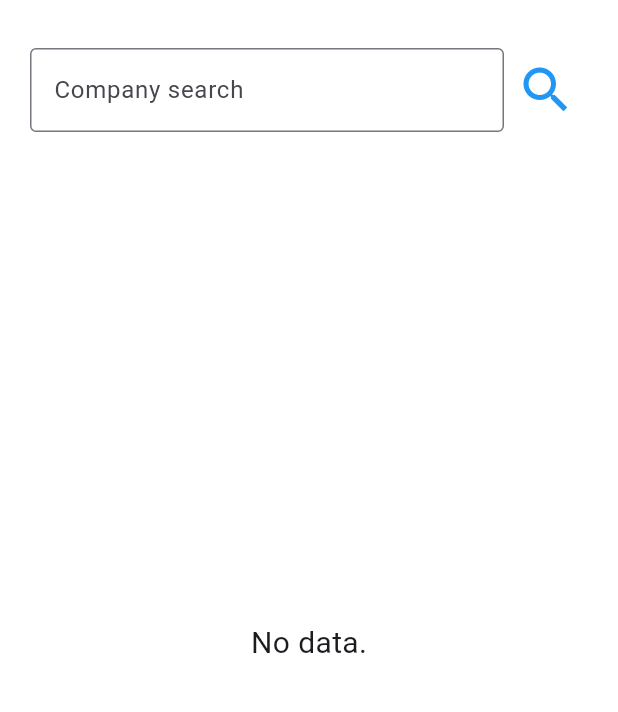
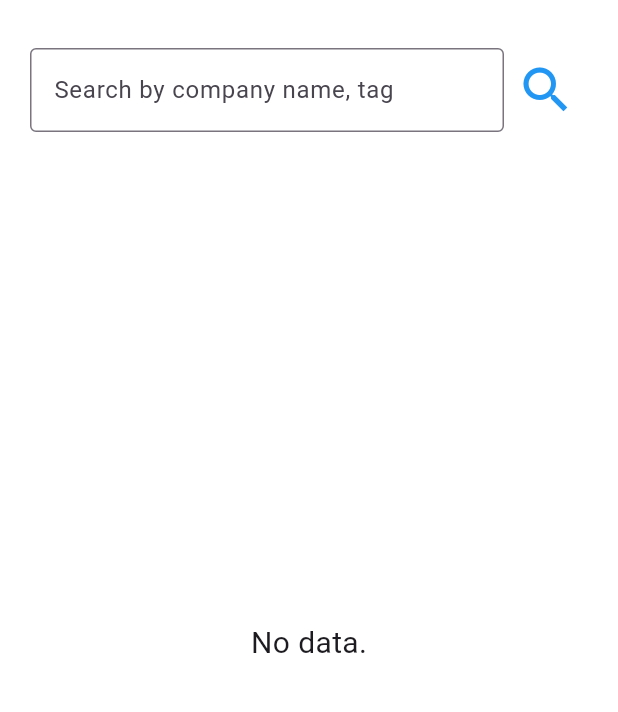
Before and after one commit to jhh78/bw_company, a Flutter app: the SearchScreen screen opened directly, in the side drawer, after a tap on the "search" icon, on a phone screen of 412 x 824 dp, the part 66-778 px from its top. Run offline on Flutter 3.47's test engine with Material 3 defaults, Android fonts, the phone set to English and light mode, and no system bars; drawn by our look-alikes of flutter_typeahead; our stand-ins replace device_info_plus, flutter_dotenv, flutter_html, flutter_rating_bar, flutter_svg, get and 8 more; accounts and stored records are empty; network calls fail; statements that could not run were skipped.

Commit message:
텍스트 필드 수정

```diff
--- a/lib/providers/language.dart
+++ b/lib/providers/language.dart
@@ -52,7 +52,7 @@ class Languages extends Translations {
           'reportIllegalPostSuccess': '신고가 완료되었습니다.',
           'addSearchTag': '태그를 추가하세요(임의)',
           'addSearchTagHintText': '검색에 사용될 태그를 입력하세요',
-          'searchCompanyHintText': '회사검색',
+          'searchCompanyHintText': '회사명, 태그 검색',
           'registerCompanyButton': '회사등록',
           'registerCompanyScreenTitle': '회사등록 페이지',
           'registerCompanyScreenNeedCompanyName': '회사명을 입력해주세요',
@@ -125,7 +125,7 @@ class Languages extends Translations {
           'reportIllegalPostSuccess': '通報が完了しました。',
           'addSearchTag': 'タグを追加してください(任意)',
           'addSearchTagHintText': '検索に使用されるタグを入力してください',
-          'searchCompanyHintText': '会社検索',
+          'searchCompanyHintText': '会社名、タグ検索',
           'registerCompanyButton': '会社登録',
           'registerCompanyScreenTitle': '会社登録ページ',
           'registerCompanyScreenNeedCompanyName': '会社名を入力してください',
@@ -198,7 +198,7 @@ class Languages extends Translations {
           'reportIllegalPostSuccess': 'Report has been completed.',
           'addSearchTag': 'Add a tag (optional)',
           'addSearchTagHintText': 'Enter the tag to be used for search',
-          'searchCompanyHintText': 'Company search',
+          'searchCompanyHintText': 'Search by company name, tag',
           'registerCompanyButton': 'Company Register',
           'registerCompanyScreenNeedCompanyName': 'Please enter the company name',
           'registerCompanyScreenNeedCompanyHomePage': 'Please enter the homepage (required)',
--- a/lib/providers/search_screen.dart
+++ b/lib/providers/search_screen.dart
@@ -20,15 +20,6 @@ class SearchScreenProvider extends GetxController {
   RxBool isDisplayCompanyAddButton = false.obs;
   RxBool isSearchMode = false.obs;
 
-  Future<void> getAutoCompleatFieldCompanyList() async {
-    final pb = PocketBase(API_URL);
-    final record = await pb.collection("companyNameAutoCompleat").getFullList();
-
-    for (var item in record) {
-      companyList.add(Company.fromRecordModel(item));
-    }
-  }
-
   Future<void> getFirstItems() async {
     searchList.clear();
     await getItems();
@@ -42,12 +33,7 @@ class SearchScreenProvider extends GetxController {
     searchList.clear();
     companyList.clear();
 
-    final futures = <Future>[
-      getAutoCompleatFieldCompanyList(),
-      getFirstItems(),
-    ];
-
-    await Future.wait(futures);
+    await getFirstItems();
     isInitItemLoading.value = false;
   }
 
--- a/lib/screens/comment_detail.dart
+++ b/lib/screens/comment_detail.dart
@@ -1,5 +1,3 @@
-import 'dart:developer';
-
 import 'package:flutter/material.dart';
 import 'package:flutter_application_1/models/collections/company.dart';
 import 'package:flutter_application_1/models/collections/users.dart';
--- a/lib/widgets/common/user_action_menu.dart
+++ b/lib/widgets/common/user_action_menu.dart
@@ -1,5 +1,3 @@
-import 'dart:developer';
-
 import 'package:flutter/material.dart';
 import 'package:get/get.dart';
 
--- a/lib/widgets/corporate_info/corporate_comments.dart
+++ b/lib/widgets/corporate_info/corporate_comments.dart
@@ -1,5 +1,3 @@
-import 'dart:developer';
-
 import 'package:flutter/material.dart';
 import 'package:flutter_application_1/models/collections/company.dart';
 import 'package:flutter_application_1/models/collections/company_comment.dart';
--- a/lib/widgets/search/search_input_form.dart
+++ b/lib/widgets/search/search_input_form.dart
@@ -4,7 +4,6 @@ import 'package:flutter/material.dart';
 import 'package:flutter_application_1/providers/search_screen.dart';
 import 'package:flutter_application_1/providers/systems.dart';
 import 'package:get/get.dart';
-import 'package:flutter_typeahead/flutter_typeahead.dart';
 
 class SearchInputForm extends StatelessWidget {
   SearchInputForm({
@@ -54,46 +53,13 @@ class SearchInputForm extends StatelessWidget {
         Row(
           children: [
             Expanded(
-              child: TypeAheadField(
+              child: TextField(
                 controller: _searchScreenProvider.searchController.value,
-                loadingBuilder: (context) => const CircularProgressIndicator(),
-                animationDuration: const Duration(milliseconds: 100),
-                emptyBuilder: (context) => Container(
-                  height: 0,
+                decoration: InputDecoration(
+                  border: const OutlineInputBorder(),
+                  labelText: 'searchCompanyHintText'.tr,
                 ),
-                suggestionsCallback: (search) async {
-                  final findItem = _searchScreenProvider.findCompanyList(search);
-                  if (search.isNotEmpty) {
-                    _searchScreenProvider.isDisplayCompanyAddButton.value = findItem.isEmpty;
-                  }
-
-                  return findItem;
-                },
-                onSelected: (item) async {
-                  _searchScreenProvider.searchController.value.text = item.name;
-                  _searchScreenProvider.isSearchMode.value = true;
-                },
-                constraints: BoxConstraints(
-                  maxHeight: MediaQuery.of(context).size.height * 0.3,
-                  minHeight: 0,
-                ),
-                builder: (context, controller, focusNode) {
-                  return TextField(
-                    controller: controller,
-                    focusNode: focusNode,
-                    autofocus: false,
-                    decoration: InputDecoration(
-                      border: const OutlineInputBorder(),
-                      labelText: 'searchCompanyHintText'.tr,
-                    ),
-                    onChanged: handleTextFieldOnchange,
-                  );
-                },
-                itemBuilder: (context, item) {
-                  return ListTile(
-                    title: Text(item.name),
-                  );
-                },
+                onChanged: handleTextFieldOnchange,
               ),
             ),
             _renderSearchButton(),
--- a/pubspec.yaml
+++ b/pubspec.yaml
@@ -47,7 +47,6 @@ dependencies:
   hive_flutter: ^1.1.0
   device_info_plus: ^10.1.2
   flutter_dotenv: ^5.1.0
-  flutter_typeahead: ^5.2.0
   webview_flutter: ^4.9.0
   flutter_svg: ^2.0.10+1
   flutter_html: ^3.0.0-beta.2
```
Also changed, not shown: pubspec.lock.
